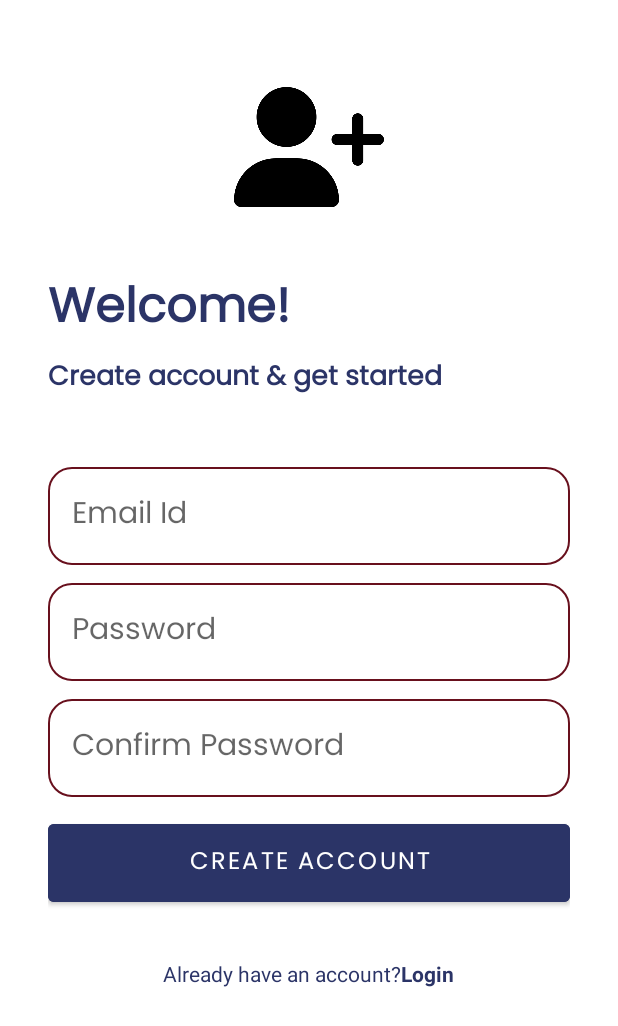
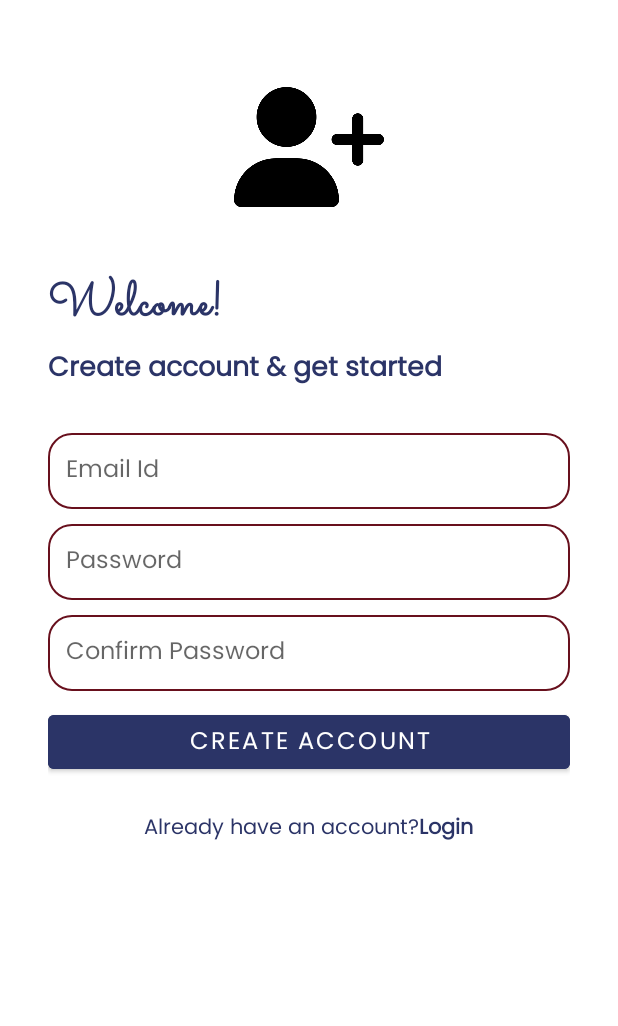
Before and after one commit to saunakshrestha/AndroidStudioProjects, an Android app: the CreateAccountActivity screen opened directly, with no data from a screen before it, on a phone screen of 412 x 824 dp. Shown: the top 1026 px of the screen. Run offline under Robolectric (Android 15) with nearby library versions, the phone set to English and light mode, and no system bars; our stand-ins replace Firebase (no records; nobody signed in at launch, a user with empty details on screens opened directly).

Commit message:
User Interface Changes

```diff
--- a/NoteTakingApp/app/src/main/java/com/saunak/notetakingapp/CreateAccountActivity.java
+++ b/NoteTakingApp/app/src/main/java/com/saunak/notetakingapp/CreateAccountActivity.java
@@ -38,9 +38,9 @@ public class CreateAccountActivity extends AppCompatActivity {
         progressBar = findViewById(R.id.progress_bar);
         loginBtnTextView = findViewById(R.id.login_text_view_btn);
 
-        //link all those to xml now lets set onCLickListener and VAlidate the data
+        //link all those to xml now lets set onCLickListener and Validate the data
         createAccountBtn.setOnClickListener(v-> createAccount());
-        loginBtnTextView.setOnClickListener(v->finish());
+        loginBtnTextView.setOnClickListener(v-> finish());
 
 
 
--- a/NoteTakingApp/app/src/main/res/layout/activity_create_account.xml
+++ b/NoteTakingApp/app/src/main/res/layout/activity_create_account.xml
@@ -1,6 +1,5 @@
 <?xml version="1.0" encoding="utf-8"?>
-<RelativeLayout
-    xmlns:android="http://schemas.android.com/apk/res/android"
+<RelativeLayout xmlns:android="http://schemas.android.com/apk/res/android"
     xmlns:app="http://schemas.android.com/apk/res-auto"
     xmlns:tools="http://schemas.android.com/tools"
     android:layout_width="match_parent"
@@ -8,116 +7,111 @@
 
     android:layout_marginHorizontal="32dp"
     android:layout_marginVertical="16dp"
-    tools:context=".CreateAccountActivity"
-    >
+    tools:context=".CreateAccountActivity">
 
     <ImageView
+        android:id="@+id/sign_up_icon"
         android:layout_width="100dp"
         android:layout_height="100dp"
         android:layout_centerHorizontal="true"
         android:layout_marginVertical="32dp"
-        android:id="@+id/sign_up_icon"
-        android:src="@drawable/sign_up"
-        />
+        android:src="@drawable/sign_up" />
 
     <LinearLayout
+        android:id="@+id/hello_text"
         android:layout_width="match_parent"
         android:layout_height="wrap_content"
         android:layout_below="@id/sign_up_icon"
-        android:id="@+id/hello_text"
         android:orientation="vertical">
 
         <TextView
             android:layout_width="match_parent"
             android:layout_height="wrap_content"
+            android:fontFamily="@font/sacramento"
+            android:paddingBottom="4dp"
             android:text="@string/welcome"
-            android:textStyle="bold"
+            android:textColor="@color/bluish"
             android:textSize="32sp"
-            android:paddingBottom="4dp"
-            android:fontFamily="@font/poppins_regular"
-            android:textColor="@color/bluish"/>
+            android:textStyle="bold" />
 
         <TextView
             android:layout_width="match_parent"
             android:layout_height="wrap_content"
+            android:fontFamily="@font/poppins_regular"
             android:text="@string/create_account_get_started"
-            android:textStyle="bold"
+            android:textColor="@color/bluish"
             android:textSize="18sp"
-            android:fontFamily="@font/poppins_regular"
-            android:textColor="@color/bluish"/>
+            android:textStyle="bold" />
 
     </LinearLayout>
 
     <LinearLayout
+        android:id="@+id/form_layout"
         android:layout_width="match_parent"
         android:layout_height="wrap_content"
-        android:id="@+id/form_layout"
         android:layout_below="@id/hello_text"
-        android:layout_marginVertical="32dp"
-
+        android:layout_marginVertical="22dp"
         android:orientation="vertical">
 
         <EditText
+            android:id="@+id/email_edit_text"
             android:layout_width="match_parent"
             android:layout_height="wrap_content"
-            android:id="@+id/email_edit_text"
+            android:layout_marginTop="5dp"
+            android:background="@drawable/rounded_corner"
+            android:fontFamily="@font/poppins_regular"
+            android:hint="@string/email_id"
+
             android:inputType="textEmailAddress"
-            android:hint="@string/email_id"
-            android:textSize="20sp"
-            android:fontFamily="@font/poppins_regular"
+            android:padding="12dp"
+            android:textSize="16sp" />
 
-            android:background="@drawable/rounded_corner"
-            android:padding="16dp"
-            android:layout_marginTop="12dp"
-            />
         <EditText
+            android:id="@+id/password_edit_text"
             android:layout_width="match_parent"
             android:layout_height="wrap_content"
-            android:id="@+id/password_edit_text"
+            android:layout_marginTop="10dp"
+            android:background="@drawable/rounded_corner"
+            android:fontFamily="@font/poppins_regular"
+            android:hint="@string/password"
+
             android:inputType="textPassword"
-            android:hint="@string/password"
-            android:textSize="20sp"
-            android:fontFamily="@font/poppins_regular"
-
-            android:background="@drawable/rounded_corner"
-            android:padding="16dp"
-            android:layout_marginTop="12dp"
-            />
+            android:padding="12dp"
+            android:textSize="16sp" />
 
         <EditText
+            android:id="@+id/confirm_password_edit_text"
             android:layout_width="match_parent"
             android:layout_height="wrap_content"
-            android:id="@+id/confirm_password_edit_text"
+            android:layout_marginTop="10dp"
+            android:background="@drawable/rounded_corner"
+            android:fontFamily="@font/poppins_regular"
+            android:hint="@string/confirm_password"
             android:inputType="textPassword"
-            android:hint="@string/confirm_password"
-            android:textSize="20sp"
-            android:background="@drawable/rounded_corner"
-            android:padding="16dp"
-            android:fontFamily="@font/poppins_regular"
+            android:padding="12dp"
 
-            android:layout_marginTop="12dp"
-            />
+            android:textSize="16sp" />
 
         <com.google.android.material.button.MaterialButton
+            android:id="@+id/create_account_btn"
             android:layout_width="match_parent"
-            android:id="@+id/create_account_btn"
-            android:layout_height="64dp"
+            android:layout_height="48dp"
+            android:layout_marginTop="10dp"
+            android:padding="5dp"
+            android:backgroundTint="@color/bluish"
+            android:fontFamily="@font/poppins_regular"
             android:text="@string/create_account"
-            android:backgroundTint="@color/bluish"
             android:textColor="@color/white"
-            android:layout_marginTop="12dp"
-            android:fontFamily="@font/poppins_regular"
-
             android:textSize="16sp"
-            />
+            app:background="@drawable/rounded_corner" />
 
         <ProgressBar
+            android:id="@+id/progress_bar"
             android:layout_width="24dp"
             android:layout_height="64dp"
-            android:id="@+id/progress_bar"
             android:layout_gravity="center"
-            android:visibility="gone"
-            android:layout_marginTop="12dp"/>
+            android:layout_marginTop="12dp"
+            android:visibility="gone" />
 
     </LinearLayout>
 
@@ -125,21 +119,24 @@
         android:layout_width="match_parent"
         android:layout_height="wrap_content"
         android:layout_below="@id/form_layout"
-        android:orientation="horizontal"
-        android:gravity="center">
+        android:gravity="center"
+        android:orientation="horizontal">
 
         <TextView
             android:layout_width="wrap_content"
             android:layout_height="wrap_content"
-            android:textColor="@color/bluish"
-            android:text="@string/already_have_an_account"/>
+            android:fontFamily="@font/poppins_regular"
+            android:text="@string/already_have_an_account"
+            android:textColor="@color/bluish" />
+
         <TextView
+            android:id="@+id/login_text_view_btn"
             android:layout_width="wrap_content"
             android:layout_height="wrap_content"
-            android:textStyle="bold"
+            android:fontFamily="@font/poppins_regular"
+            android:text="@string/login"
             android:textColor="@color/bluish"
-            android:id="@+id/login_text_view_btn"
-            android:text="@string/login"/>
+            android:textStyle="bold" />
 
     </LinearLayout>
 
--- a/NoteTakingApp/app/src/main/res/layout/activity_splash.xml
+++ b/NoteTakingApp/app/src/main/res/layout/activity_splash.xml
@@ -20,7 +20,7 @@
         android:layout_width="match_parent"
         android:layout_height="wrap_content"
         android:text="@string/app_name"
-        android:textSize="32sp"
+        android:textSize="36sp"
         android:fontFamily="@font/poppins_bold"
         android:textColor="@color/bluish"
         android:gravity="center"
```
Also changed, not shown: NoteTakingApp/app/src/main/res/layout/activity_login.xml (+17 -8 lines), NoteTakingApp/app/src/main/res/layout/activity_main.xml (+6 -2 lines), NoteTakingApp/app/src/main/res/layout/activity_note_details.xml (+7 -2 lines), NoteTakingApp/app/src/main/res/layout/recycler_note_item.xml (+6 -3 lines), NoteTakingApp/app/src/main/res/values/strings.xml (+7 -2 lines), NoteTakingApp/app/src/main/res/font/comfort_light.ttf (deleted), NoteTakingApp/app/src/main/res/font/comfort_regular.ttf (renamed from NoteTakingApp/app/src/main/res/font/comfortaa_regular.ttf).
